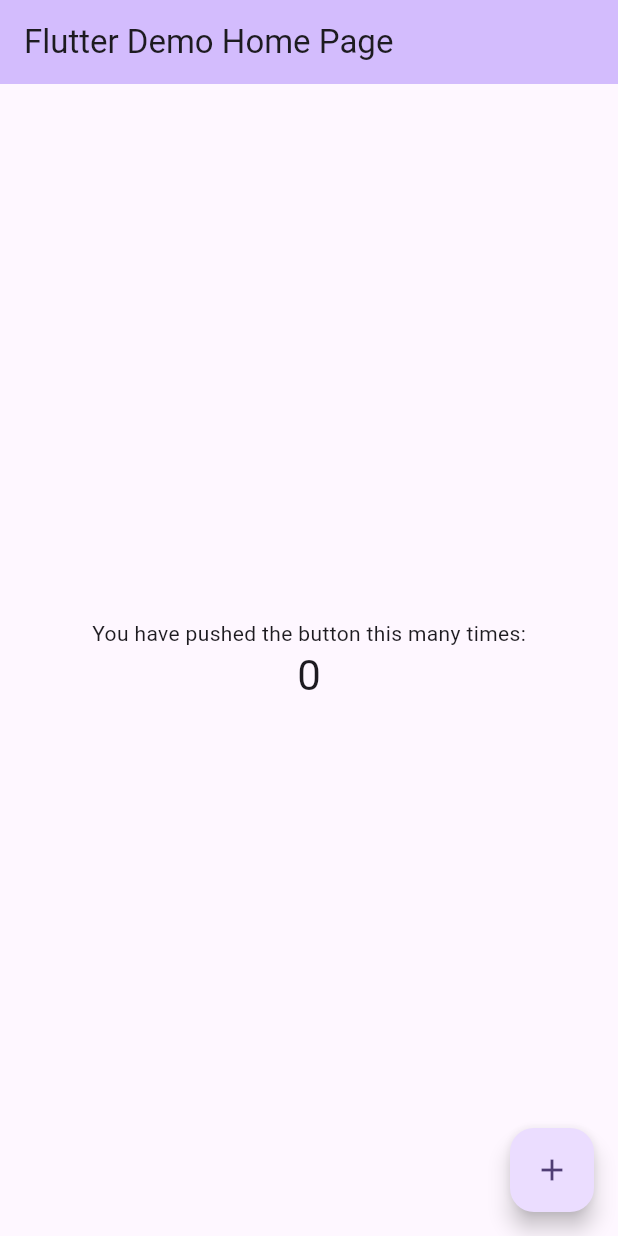
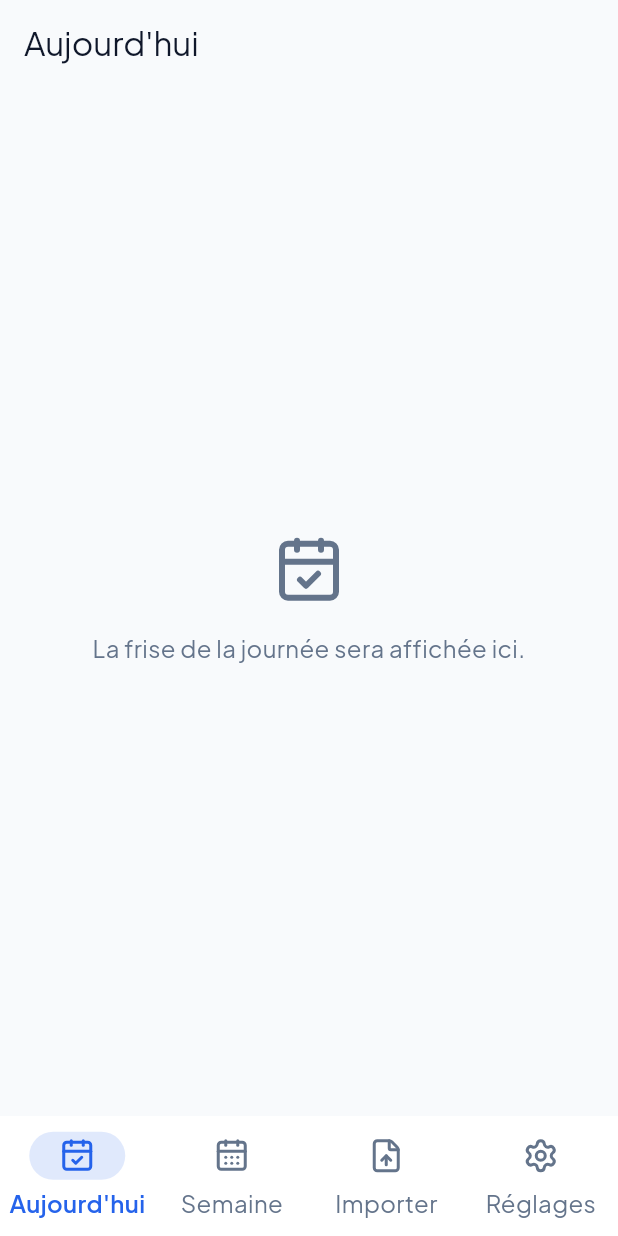
Before and after one commit to kalil-236/projet_planning, a Flutter app: the screen it shows after launch, on a phone screen of 412 x 824 dp. Run offline on Flutter 3.47's test engine with Material 3 defaults, Android fonts, the phone set to English and light mode, and no system bars; our stand-ins replace flutter_riverpod, go_router, lucide_icons_flutter.

Commit message:
feat: ajoute le shell adaptatif à quatre destinations
Co-Authored-By: Claude Opus 5.5 <noreply@anthropic.com>

```diff
--- /dev/null
+++ b/lib/app/adaptive_shell.dart
@@ -0,0 +1,69 @@
+import 'package:flutter/material.dart';
+
+import '../core/breakpoints.dart';
+import 'destinations.dart';
+
+/// Cadre commun : barre du bas, rail ou barre latérale selon la largeur.
+class AdaptiveShell extends StatelessWidget {
+  const AdaptiveShell({
+    required this.selectedIndex,
+    required this.onDestinationSelected,
+    required this.child,
+    super.key,
+  });
+
+  final int selectedIndex;
+  final ValueChanged<int> onDestinationSelected;
+  final Widget child;
+
+  @override
+  Widget build(BuildContext context) {
+    return LayoutBuilder(
+      builder: (context, constraints) {
+        final layout = ShellLayout.forWidth(constraints.maxWidth);
+        if (layout == ShellLayout.mobile) {
+          return Scaffold(
+            body: child,
+            bottomNavigationBar: NavigationBar(
+              selectedIndex: selectedIndex,
+              onDestinationSelected: onDestinationSelected,
+              destinations: [
+                for (final destination in AppDestination.values)
+                  NavigationDestination(
+                    icon: Icon(destination.icon),
+                    label: destination.label,
+                  ),
+              ],
+            ),
+          );
+        }
+
+        final extended = layout == ShellLayout.desktop;
+        return Scaffold(
+          body: Row(
+            children: [
+              NavigationRail(
+                selectedIndex: selectedIndex,
+                onDestinationSelected: onDestinationSelected,
+                extended: extended,
+                scrollable: true,
+                labelType: extended
+                    ? NavigationRailLabelType.none
+                    : NavigationRailLabelType.all,
+                destinations: [
+                  for (final destination in AppDestination.values)
+                    NavigationRailDestination(
+                      icon: Icon(destination.icon),
+                      label: Text(destination.label),
+                    ),
+                ],
+              ),
+              const VerticalDivider(),
+              Expanded(child: child),
+            ],
+          ),
+        );
+      },
+    );
+  }
+}
--- /dev/null
+++ b/lib/app/app.dart
@@ -0,0 +1,27 @@
+import 'package:flutter/material.dart';
+import 'package:flutter_localizations/flutter_localizations.dart';
+import 'package:flutter_riverpod/flutter_riverpod.dart';
+
+import 'router.dart';
+import 'theme/app_theme.dart';
+
+class AssistantPlanningApp extends ConsumerWidget {
+  const AssistantPlanningApp({super.key});
+
+  static const _locale = Locale('fr', 'FR');
+
+  @override
+  Widget build(BuildContext context, WidgetRef ref) {
+    return MaterialApp.router(
+      title: 'Assistant de planification',
+      debugShowCheckedModeBanner: false,
+      theme: AppTheme.light,
+      darkTheme: AppTheme.dark,
+      themeMode: ThemeMode.system,
+      locale: _locale,
+      supportedLocales: const [_locale],
+      localizationsDelegates: GlobalMaterialLocalizations.delegates,
+      routerConfig: ref.watch(routerProvider),
+    );
+  }
+}
--- /dev/null
+++ b/lib/app/destinations.dart
@@ -0,0 +1,16 @@
+import 'package:flutter/widgets.dart';
+import 'package:lucide_icons_flutter/lucide_icons.dart';
+
+/// Les quatre entrées de navigation, dans l'ordre d'affichage.
+enum AppDestination {
+  today('/aujourdhui', "Aujourd'hui", LucideIcons.calendarCheck),
+  week('/semaine', 'Semaine', LucideIcons.calendarDays),
+  importPlan('/importer', 'Importer', LucideIcons.fileUp),
+  settings('/reglages', 'Réglages', LucideIcons.settings);
+
+  const AppDestination(this.path, this.label, this.icon);
+
+  final String path;
+  final String label;
+  final IconData icon;
+}
--- /dev/null
+++ b/lib/app/router.dart
@@ -0,0 +1,48 @@
+import 'package:flutter/widgets.dart';
+import 'package:flutter_riverpod/flutter_riverpod.dart';
+import 'package:go_router/go_router.dart';
+
+import '../features/import_plan/import_screen.dart';
+import '../features/settings/settings_screen.dart';
+import '../features/today/today_screen.dart';
+import '../features/week/week_screen.dart';
+import 'adaptive_shell.dart';
+import 'destinations.dart';
+
+final routerProvider = Provider<GoRouter>((ref) {
+  final router = GoRouter(
+    initialLocation: AppDestination.today.path,
+    routes: [
+      StatefulShellRoute.indexedStack(
+        builder: (context, state, navigationShell) => AdaptiveShell(
+          selectedIndex: navigationShell.currentIndex,
+          onDestinationSelected: (index) => navigationShell.goBranch(
+            index,
+            initialLocation: index == navigationShell.currentIndex,
+          ),
+          child: navigationShell,
+        ),
+        branches: [
+          for (final destination in AppDestination.values)
+            StatefulShellBranch(
+              routes: [
+                GoRoute(
+                  path: destination.path,
+                  builder: (context, state) => _screenFor(destination),
+                ),
+              ],
+            ),
+        ],
+      ),
+    ],
+  );
+  ref.onDispose(router.dispose);
+  return router;
+});
+
+Widget _screenFor(AppDestination destination) => switch (destination) {
+  AppDestination.today => const TodayScreen(),
+  AppDestination.week => const WeekScreen(),
+  AppDestination.importPlan => const ImportScreen(),
+  AppDestination.settings => const SettingsScreen(),
+};
--- /dev/null
+++ b/lib/app/widgets/coming_soon_view.dart
@@ -0,0 +1,41 @@
+import 'package:flutter/material.dart';
+
+import '../destinations.dart';
+import '../theme/app_colors.dart';
+
+/// Écran provisoire d'une destination dont le contenu n'est pas encore livré.
+class ComingSoonView extends StatelessWidget {
+  const ComingSoonView({
+    required this.destination,
+    required this.message,
+    super.key,
+  });
+
+  final AppDestination destination;
+  final String message;
+
+  @override
+  Widget build(BuildContext context) {
+    final colors = context.colors;
+    return Scaffold(
+      appBar: AppBar(title: Text(destination.label)),
+      body: Center(
+        child: Padding(
+          padding: const EdgeInsets.all(24),
+          child: Column(
+            mainAxisSize: MainAxisSize.min,
+            children: [
+              Icon(destination.icon, size: 48, color: colors.mutedForeground),
+              const SizedBox(height: 16),
+              Text(
+                message,
+                textAlign: TextAlign.center,
+                style: TextStyle(color: colors.mutedForeground),
+              ),
+            ],
+          ),
+        ),
+      ),
+    );
+  }
+}
--- /dev/null
+++ b/lib/core/breakpoints.dart
@@ -0,0 +1,15 @@
+/// Disposition de l'application selon la largeur disponible (section 9.1).
+enum ShellLayout {
+  mobile,
+  tablet,
+  desktop;
+
+  static const double tabletMinWidth = 600;
+  static const double desktopMinWidth = 1024;
+
+  static ShellLayout forWidth(double width) {
+    if (width < tabletMinWidth) return ShellLayout.mobile;
+    if (width < desktopMinWidth) return ShellLayout.tablet;
+    return ShellLayout.desktop;
+  }
+}
--- /dev/null
+++ b/lib/features/today/today_screen.dart
@@ -0,0 +1,16 @@
+import 'package:flutter/widgets.dart';
+
+import '../../app/destinations.dart';
+import '../../app/widgets/coming_soon_view.dart';
+
+class TodayScreen extends StatelessWidget {
+  const TodayScreen({super.key});
+
+  @override
+  Widget build(BuildContext context) {
+    return const ComingSoonView(
+      destination: AppDestination.today,
+      message: 'La frise de la journée sera affichée ici.',
+    );
+  }
+}
--- a/lib/main.dart
+++ b/lib/main.dart
@@ -1,122 +1,8 @@
 import 'package:flutter/material.dart';
+import 'package:flutter_riverpod/flutter_riverpod.dart';
+
+import 'app/app.dart';
 
 void main() {
-  runApp(const MyApp());
+  runApp(const ProviderScope(child: AssistantPlanningApp()));
 }
-
-class MyApp extends StatelessWidget {
-  const MyApp({super.key});
-
-  // This widget is the root of your application.
-  @override
-  Widget build(BuildContext context) {
-    return MaterialApp(
-      title: 'Flutter Demo',
-      theme: ThemeData(
-        // This is the theme of your application.
-        //
-        // TRY THIS: Try running your application with "flutter run". You'll see
-        // the application has a purple toolbar. Then, without quitting the app,
-        // try changing the seedColor in the colorScheme below to Colors.green
-        // and then invoke "hot reload" (save your changes or press the "hot
-        // reload" button in a Flutter-supported IDE, or press "r" if you used
-        // the command line to start the app).
-        //
-        // Notice that the counter didn't reset back to zero; the application
-        // state is not lost during the reload. To reset the state, use hot
-        // restart instead.
-        //
-        // This works for code too, not just values: Most code changes can be
-        // tested with just a hot reload.
-        colorScheme: .fromSeed(seedColor: Colors.deepPurple),
-      ),
-      home: const MyHomePage(title: 'Flutter Demo Home Page'),
-    );
-  }
-}
-
-class MyHomePage extends StatefulWidget {
-  const MyHomePage({super.key, required this.title});
-
-  // This widget is the home page of your application. It is stateful, meaning
-  // that it has a State object (defined below) that contains fields that affect
-  // how it looks.
-
-  // This class is the configuration for the state. It holds the values (in this
-  // case the title) provided by the parent (in this case the App widget) and
-  // used by the build method of the State. Fields in a Widget subclass are
-  // always marked "final".
-
-  final String title;
-
-  @override
-  State<MyHomePage> createState() => _MyHomePageState();
-}
-
-class _MyHomePageState extends State<MyHomePage> {
-  int _counter = 0;
-
-  void _incrementCounter() {
-    setState(() {
-      // This call to setState tells the Flutter framework that something has
-      // changed in this State, which causes it to rerun the build method below
-      // so that the display can reflect the updated values. If we changed
-      // _counter without calling setState(), then the build method would not be
-      // called again, and so nothing would appear to happen.
-      _counter++;
-    });
-  }
-
-  @override
-  Widget build(BuildContext context) {
-    // This method is rerun every time setState is called, for instance as done
-    // by the _incrementCounter method above.
-    //
-    // The Flutter framework has been optimized to make rerunning build methods
-    // fast, so that you can just rebuild anything that needs updating rather
-    // than having to individually change instances of widgets.
-    return Scaffold(
-      appBar: AppBar(
-        // TRY THIS: Try changing the color here to a specific color (to
-        // Colors.amber, perhaps?) and trigger a hot reload to see the AppBar
-        // change color while the other colors stay the same.
-        backgroundColor: Theme.of(context).colorScheme.inversePrimary,
-        // Here we take the value from the MyHomePage object that was created by
-        // the App.build method, and use it to set our appbar title.
-        title: Text(widget.title),
-      ),
-      body: Center(
-        // Center is a layout widget. It takes a single child and positions it
-        // in the middle of the parent.
-        child: Column(
-          // Column is also a layout widget. It takes a list of children and
-          // arranges them vertically. By default, it sizes itself to fit its
-          // children horizontally, and tries to be as tall as its parent.
-          //
-          // Column has various properties to control how it sizes itself and
-          // how it positions its children. Here we use mainAxisAlignment to
-          // center the children vertically; the main axis here is the vertical
-          // axis because Columns are vertical (the cross axis would be
-          // horizontal).
-          //
-          // TRY THIS: Invoke "debug painting" (choose the "Toggle Debug Paint"
-          // action in the IDE, or press "p" in the console), to see the
-          // wireframe for each widget.
-          mainAxisAlignment: .center,
-          children: [
-            const Text('You have pushed the button this many times:'),
-            Text(
-              '$_counter',
-              style: Theme.of(context).textTheme.headlineMedium,
-            ),
-          ],
-        ),
-      ),
-      floatingActionButton: FloatingActionButton(
-        onPressed: _incrementCounter,
-        tooltip: 'Increment',
-        child: const Icon(Icons.add),
-      ),
-    );
-  }
-}
```
Also changed, not shown: lib/features/import_plan/import_screen.dart (added, +16 -0 lines), lib/features/settings/settings_screen.dart (added, +16 -0 lines), lib/features/week/week_screen.dart (added, +16 -0 lines), 2 other files.
